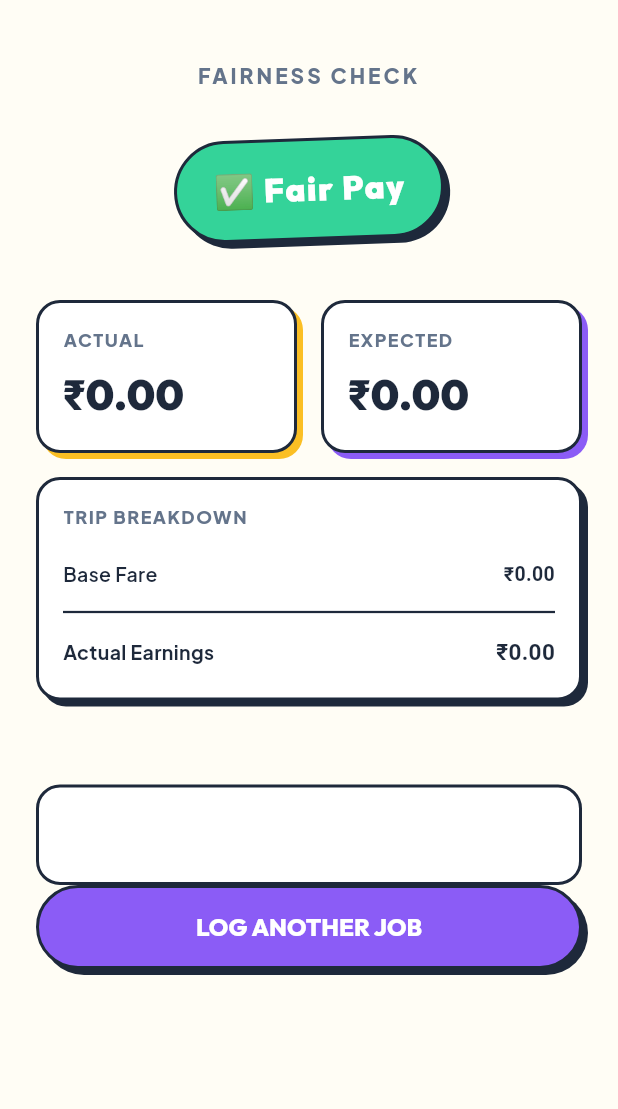
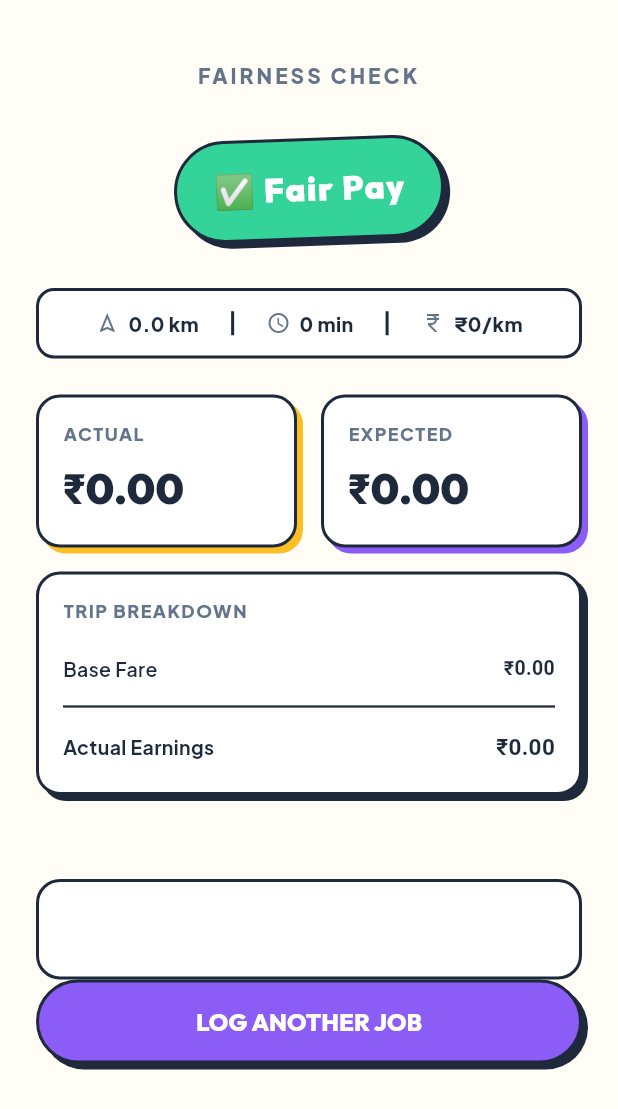
Before and after one commit to Sharvani-G/GigSense, a Flutter app: the FairnessResultScreen screen opened directly with empty values, on a phone screen of 412 x 824 dp. Shown: the top 1109 px of the screen. Run offline on Flutter 3.47's test engine with Material 3 defaults, Android fonts, the phone set to English and light mode, and no system bars; our stand-ins replace cloud_firestore, firebase_auth, firebase_core, fl_chart, flutter_dotenv, flutter_map and 7 more; missing offline and left inert: record; accounts and stored records are empty; network calls fail.

Commit message:
Phase 4: Detailed Fairness Result Screen breakdown with inline warning, trip detail card, and plain percentage explanation

```diff
--- a/app/lib/screens/fairness_result_screen.dart
+++ b/app/lib/screens/fairness_result_screen.dart
@@ -112,6 +112,32 @@ class FairnessResultScreen extends StatelessWidget {
                 ),
               ),
               _buildLegalDisclosureFlag(job),
+              const SizedBox(height: 16),
+
+              // Trip Detail Block ("Receipt" of what was compared)
+              Container(
+                padding: const EdgeInsets.symmetric(horizontal: 16, vertical: 12),
+                decoration: BoxDecoration(
+                  color: Colors.white,
+                  borderRadius: BorderRadius.circular(12),
+                  border: Border.all(color: PlayfulColors.border, width: 2.0),
+                ),
+                child: Row(
+                  mainAxisAlignment: MainAxisAlignment.spaceEvenly,
+                  children: [
+                    _buildDetailItem(Icons.navigation_outlined, "${distanceKm.toStringAsFixed(1)} km"),
+                    _buildDetailDivider(),
+                    _buildDetailItem(Icons.access_time, "${durationMin.toStringAsFixed(0)} min"),
+                    _buildDetailDivider(),
+                    _buildDetailItem(
+                      Icons.currency_rupee,
+                      distanceKm > 0
+                          ? "₹${(fare / distanceKm).toStringAsFixed(1)}/km"
+                          : "₹0/km",
+                    ),
+                  ],
+                ),
+              ),
               const SizedBox(height: 24),
 
               // Side-by-side Expected vs Actual boxes
@@ -214,12 +240,15 @@ class FairnessResultScreen extends StatelessWidget {
                     percentage: fare / expectedFare,
                   ),
                 ),
-                const SizedBox(height: 12),
-                Center(
-                  child: FutureBuilder<int>(
+                const SizedBox(height: 16),
+                FutureBuilder<int>(
                   future: _getSampleSize(platform, job['sample_size']),
                   builder: (context, snapshot) {
                     final size = snapshot.data ?? 0;
+                    final pct = (fare / expectedFare * 100).toStringAsFixed(0);
+                    final reportsCountText = size > 0 ? "$size recent reports" : "platform baseline benchmarks";
+                    final percentageExplanation = "You were paid $pct% of what similar ${distanceKm.toStringAsFixed(1)}km trips on this platform typically earn (based on $reportsCountText).";
+
                     final rateSource = job['rate_source'] ?? (size >= 15 ? 'community' : 'seed');
                     String text;
                     String status;
@@ -243,9 +272,22 @@ class FairnessResultScreen extends StatelessWidget {
                       infoText = "We have a strong dataset of recent, fair trips for this platform, allowing us to compute a highly reliable community median.";
                     }
 
-                      return Padding(
-                        padding: const EdgeInsets.symmetric(horizontal: 24.0),
-                        child: Row(
+                    return Column(
+                      children: [
+                        Padding(
+                          padding: const EdgeInsets.symmetric(horizontal: 16.0),
+                          child: Text(
+                            percentageExplanation,
+                            textAlign: TextAlign.center,
+                            style: GoogleFonts.plusJakartaSans(
+                              fontSize: 13,
+                              fontWeight: FontWeight.bold,
+                              color: PlayfulColors.foreground,
+                            ),
+                          ),
+                        ),
+                        const SizedBox(height: 12),
+                        Row(
                           mainAxisAlignment: MainAxisAlignment.center,
                           crossAxisAlignment: CrossAxisAlignment.center,
                           children: [
@@ -286,9 +328,9 @@ class FairnessResultScreen extends StatelessWidget {
                             ),
                           ],
                         ),
+                      ],
                     );
                   },
-                  ),
                 ),
               ],
 
@@ -392,6 +434,32 @@ class FairnessResultScreen extends StatelessWidget {
         ),
       ),
       ),
+    );
+  }
+
+  Widget _buildDetailItem(IconData icon, String text) {
+    return Row(
+      mainAxisSize: MainAxisSize.min,
+      children: [
+        Icon(icon, size: 16, color: PlayfulColors.mutedForeground),
+        const SizedBox(width: 6),
+        Text(
+          text,
+          style: GoogleFonts.plusJakartaSans(
+            fontWeight: FontWeight.w800,
+            fontSize: 13,
+            color: PlayfulColors.foreground,
+          ),
+        ),
+      ],
+    );
+  }
+
+  Widget _buildDetailDivider() {
+    return Container(
+      height: 16,
+      width: 2,
+      color: PlayfulColors.border,
     );
   }
 
--- a/app/lib/screens/playful_widgets.dart
+++ b/app/lib/screens/playful_widgets.dart
@@ -1249,7 +1249,7 @@ class PlayfulSafetyContextWidget extends StatefulWidget {
 }
 
 class _PlayfulSafetyContextWidgetState extends State<PlayfulSafetyContextWidget> {
-  bool _expanded = false;
+  bool _expanded = true;
   bool _loading = false;
   String? _score;
   String? _message;
@@ -1334,7 +1334,7 @@ class _PlayfulSafetyContextWidgetState extends State<PlayfulSafetyContextWidget>
           _message = "Late-night trips warrant extra caution; consider sharing your trip details with someone you trust.";
         } else if (isEvening) {
           _score = "moderate";
-          _message = "Stick to well-lit, busy routes where possible, and consider letting someone know your last drop-off time.";
+          _message = "This route passes through 2 zones with limited recent fairness data — treat the comparison as an estimate.";
         } else {
           _score = "low";
           _message = "";
```
Also changed, not shown: 1 other file. Lines whose indentation alone changed are shown as unchanged.
